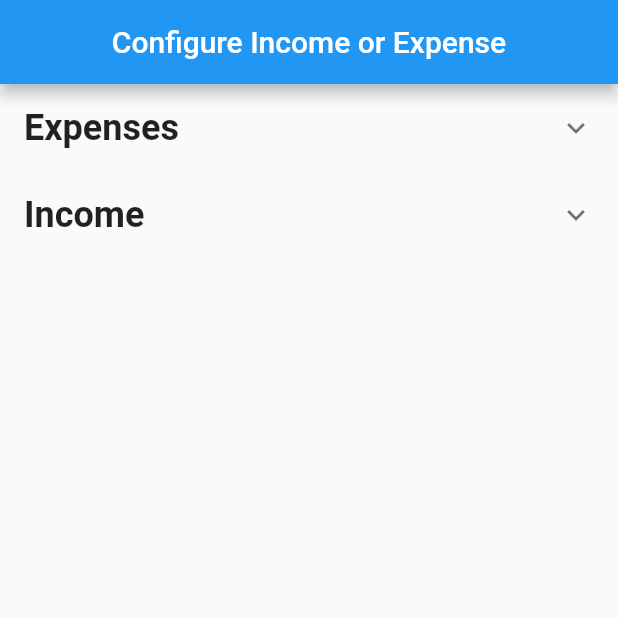
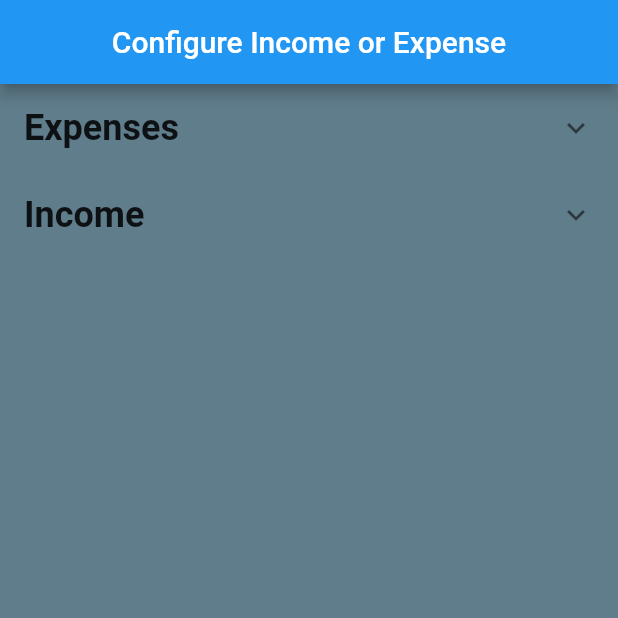
Before and after one commit to lyang-86/vandy_2020, a Flutter app: the screen it shows after launch, after a tap on the "add" icon, on a phone screen of 412 x 824 dp, the top half of it. Run offline on Flutter 3.47's test engine with Material 2 defaults, Android fonts, the phone set to English and light mode, and no system bars; our stand-ins replace pie_chart.

Commit message:
color changes
changed backgrounds

```diff
--- a/vandyhacks2020/lib/homepage.dart
+++ b/vandyhacks2020/lib/homepage.dart
@@ -1,6 +1,7 @@
 import 'package:flutter/material.dart';
-import 'global.dart';
+import 'global.dart' as globals;
 import 'userinput.dart';
+import 'dart:convert';
 
 void main() => runApp(MyApp());
 
@@ -16,6 +17,7 @@ class FrontPage extends StatelessWidget {
   @override
   Widget build(BuildContext context) {
     return Scaffold(
+      backgroundColor: Colors.blueGrey,
       appBar: AppBar(
         title: new Center(
           child: Text("Home Screen"),
--- a/vandyhacks2020/lib/navbar.dart
+++ b/vandyhacks2020/lib/navbar.dart
@@ -48,7 +48,6 @@ class _BottomTabbarExampleState extends State<NavBar>
   @override
   Widget build(BuildContext context) {
     return Scaffold(
-
       floatingActionButton: FloatingActionButton(
         onPressed: (){
           Navigator.push(
--- a/vandyhacks2020/lib/pie.dart
+++ b/vandyhacks2020/lib/pie.dart
@@ -116,6 +116,7 @@ class _HomePageState extends State<HomePage> {
     );
     final settings = SingleChildScrollView(
       child: Card(
+        color: Colors.blueGrey,
         margin: EdgeInsets.all(11),
         child: Column(
             children: [
@@ -166,6 +167,7 @@ class _HomePageState extends State<HomePage> {
       ),
     );
     return Scaffold(
+      backgroundColor: Colors.blueGrey,
       appBar: AppBar(
         title: Text("Expense Tracker"),
         actions: [
--- a/vandyhacks2020/lib/profile.dart
+++ b/vandyhacks2020/lib/profile.dart
@@ -16,6 +16,7 @@ class Profile extends StatelessWidget {
   @override
   Widget build(BuildContext context) {
     return Scaffold(
+      backgroundColor: Colors.blueGrey,
       appBar: AppBar(
         title: new Center(
           child: Text("Profile"),
--- a/vandyhacks2020/lib/userinput.dart
+++ b/vandyhacks2020/lib/userinput.dart
@@ -45,6 +45,7 @@ class TestPage extends StatelessWidget {
   Widget build(BuildContext context) {
     return new Scaffold(
       resizeToAvoidBottomPadding: false,
+        backgroundColor: Colors.blueGrey,
         appBar: new AppBar(
           title: new Center(
             child: Text('Configure Income or Expense'),
```
